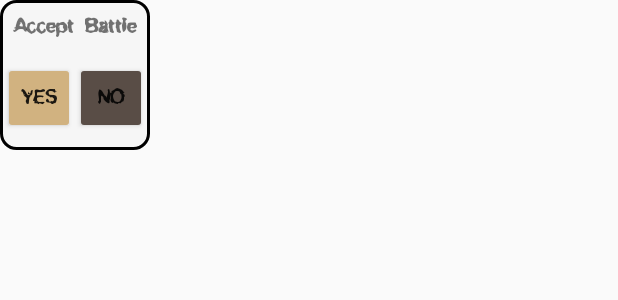
After one commit to Miguel-Andrade/CMProj, an Android app: the layout battleaccept_pop_up.xml on its own in the app's theme, with its tools: preview values and no code run, on a phone screen of 412 x 824 dp. The commit adds this screen. Shown: the top 300 px of the screen. Run offline under Robolectric (Android 15) with nearby library versions, the phone set to English and light mode, and no system bars.

Commit message:
Battle a dar, erros no fim do tempo.

```diff
--- a/app/src/main/java/com/kingoftheill/app1/presentation/ui/activities/PickDiseaseActivityV2.java
+++ b/app/src/main/java/com/kingoftheill/app1/presentation/ui/activities/PickDiseaseActivityV2.java
@@ -67,7 +67,7 @@ public class PickDiseaseActivityV2 extends AppCompatActivity {
     }
 
     public void onbuttonpressed() {
-        mFirebaseFirestore.document("Users/" + mFirebaseUser.getEmail())
+        mFirebaseFirestore.document("Users/" + mFirebaseUser.getUid())
                 .update(PlayerFC.setDis(mViewPager.getCurrentItem()));
         Toast.makeText(this, "Picked!", Toast.LENGTH_LONG).show();
         Intent intent = new Intent(this, MapActivity.class);
--- a/app/src/main/java/com/kingoftheill/app1/presentation/ui/util/MyFirebaseMessagingService.java
+++ b/app/src/main/java/com/kingoftheill/app1/presentation/ui/util/MyFirebaseMessagingService.java
@@ -18,6 +18,7 @@ package com.kingoftheill.app1.presentation.ui.util;
 
 import android.content.Intent;
 import android.util.Log;
+import android.widget.Toast;
 
 import com.google.firebase.messaging.FirebaseMessagingService;
 import com.google.firebase.messaging.RemoteMessage;
@@ -92,6 +93,7 @@ public class MyFirebaseMessagingService extends FirebaseMessagingService {
      */
     private void handleNow(String doc) {
         Log.d(TAG, "Short lived task is done.");
+        Toast.makeText(this, "Going to Battle ", Toast.LENGTH_SHORT).show();
         Intent intent = new Intent(this, BattleActivity.class);
         intent.putExtra("ref", doc);
         intent.putExtra("defender", true);
--- /dev/null
+++ b/app/src/main/res/layout/battleaccept_pop_up.xml
@@ -0,0 +1,52 @@
+<?xml version="1.0" encoding="utf-8"?>
+<LinearLayout xmlns:android="http://schemas.android.com/apk/res/android"
+    xmlns:app="http://schemas.android.com/apk/res-auto"
+    android:layout_width="100dp"
+    android:layout_height="100dp"
+    android:orientation="vertical"
+    android:background="@drawable/info_window"
+    >
+
+
+    <TextView
+        android:layout_width="wrap_content"
+        android:layout_height="wrap_content"
+        android:layout_marginTop="10dp"
+        android:layout_gravity="center_horizontal"
+        android:id="@+id/infoPName"
+        android:text="Accept Battle"
+        android:textSize="14dp"
+        android:textStyle="bold"/>
+
+    <LinearLayout
+        android:layout_width="match_parent"
+        android:layout_height="match_parent"
+        android:orientation="horizontal"
+        android:weightSum="2"
+        android:layout_gravity="bottom">
+
+        <Button
+            android:id="@+id/yes"
+            android:layout_width="0dp"
+            android:layout_height="wrap_content"
+            android:layout_weight="1"
+            android:backgroundTint="@color/colorAccent"
+            android:layout_gravity="bottom"
+            android:layout_marginBottom="5dp"
+            android:layout_marginLeft="2dp"
+            android:text="Yes" />
+
+        <Button
+            android:id="@+id/no"
+            android:layout_width="0dp"
+            android:layout_height="wrap_content"
+            android:backgroundTint="@color/colorPrimaryDark"
+            android:layout_gravity="bottom"
+            android:layout_marginBottom="5dp"
+            android:layout_marginRight="2dp"
+            android:layout_weight="1"
+            android:text="No" />
+    </LinearLayout>
+
+
+</LinearLayout>
```
Also changed, not shown: app/src/main/java/com/kingoftheill/app1/presentation/ui/activities/BattleActivity.java (+26 -25 lines).
